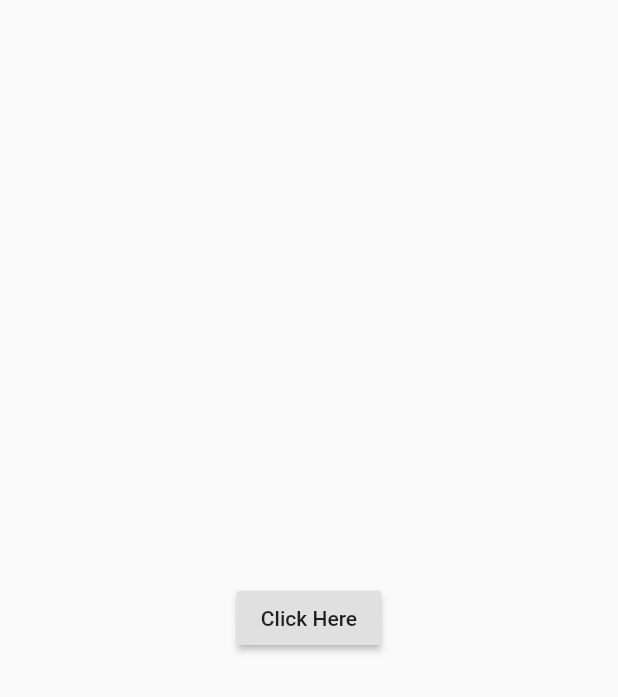
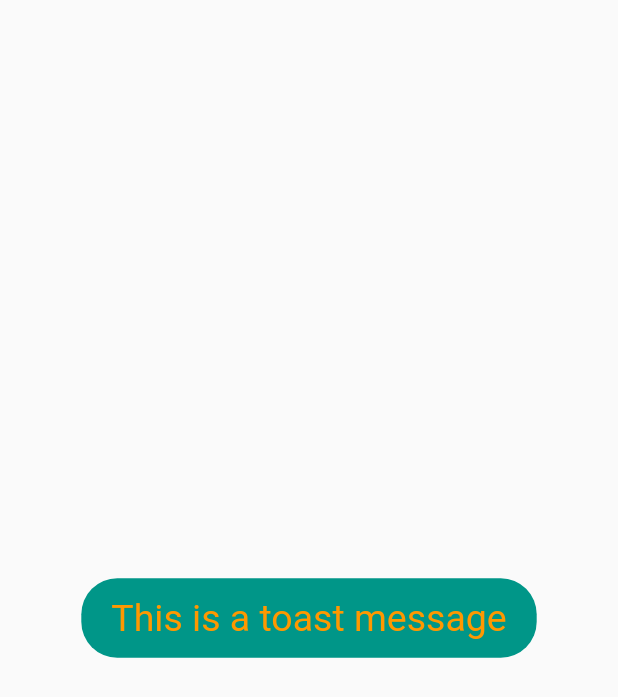
Before and after one commit to Sohag-84/toast_message, a Flutter app: the screen it shows after launch, after a tap on "Click Here", on a phone screen of 412 x 824 dp. Shown: the top 697 px of the screen. Run offline on Flutter 3.47's test engine with Material 2 defaults, Android fonts, the phone set to English and light mode, and no system bars; our stand-ins replace fluttertoast.

Commit message:
write toast code for show toast message

```diff
--- a/lib/main.dart
+++ b/lib/main.dart
@@ -4,6 +4,7 @@ import 'package:fluttertoast/fluttertoast.dart';
 void main() {
   runApp(const MyApp());
 }
+
 class MyApp extends StatelessWidget {
   const MyApp({Key? key}) : super(key: key);
 
@@ -11,10 +12,11 @@ class MyApp extends StatelessWidget {
   Widget build(BuildContext context) {
     return const MaterialApp(
       debugShowCheckedModeBanner: false,
-      home:ToastPage(),
+      home: ToastPage(),
     );
   }
 }
+
 class ToastPage extends StatefulWidget {
   const ToastPage({Key? key}) : super(key: key);
 
@@ -29,7 +31,7 @@ class _ToastPageState extends State<ToastPage> {
       body: Center(
         child: RaisedButton(
           child: const Text("Click Here"),
-          onPressed: (){
+          onPressed: () {
             showToast();
           },
         ),
@@ -38,6 +40,12 @@ class _ToastPageState extends State<ToastPage> {
   }
 
   void showToast() {
-
+    Fluttertoast.showToast(
+        msg: "This is a toast message",
+        toastLength: Toast.LENGTH_SHORT,
+        gravity: ToastGravity.CENTER,
+        backgroundColor: Colors.teal,
+        textColor: Colors.orange,
+        fontSize: 25);
   }
 }
```
